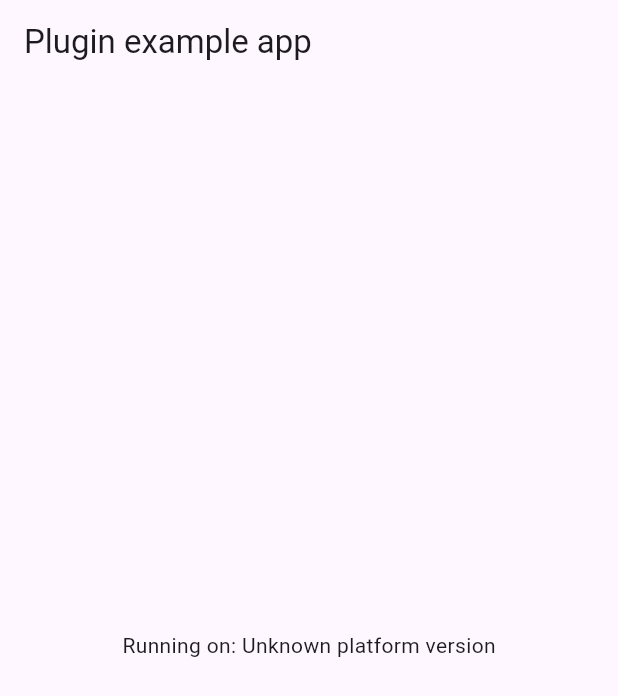
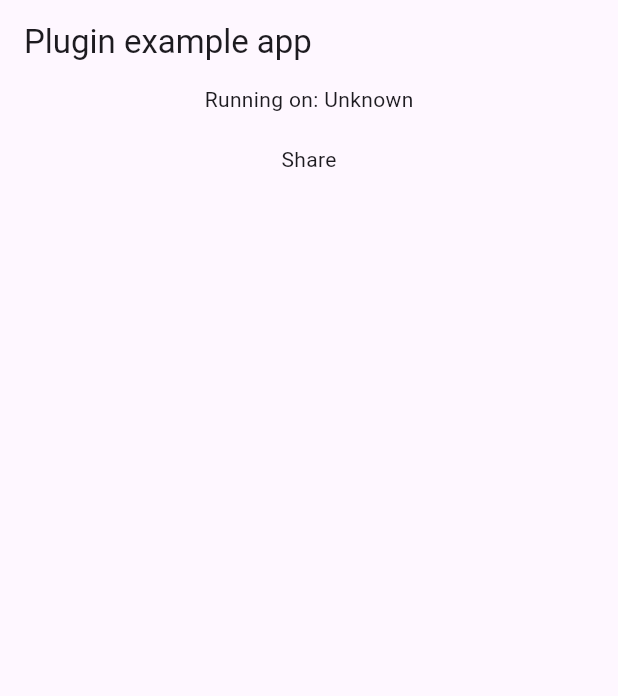
Before and after one commit to inftex/inf_flutter_share, a Flutter app: the screen it shows after launch, on a phone screen of 412 x 824 dp. Shown: the top 696 px of the screen. Run offline on Flutter 3.47's test engine with Material 3 defaults, Android fonts, the phone set to English and light mode, and no system bars; our stand-ins replace plugin_platform_interface, share_plus.

Commit message:
add share method

```diff
--- a/example/lib/main.dart
+++ b/example/lib/main.dart
@@ -22,7 +22,7 @@ class _MyAppState extends State<MyApp> {
   @override
   void initState() {
     super.initState();
-    initPlatformState();
+    // initPlatformState();
   }
 
   // Platform messages are asynchronous, so we initialize in an async method.
@@ -31,8 +31,8 @@ class _MyAppState extends State<MyApp> {
     // Platform messages may fail, so we use a try/catch PlatformException.
     // We also handle the message potentially returning null.
     try {
-      platformVersion =
-          await _infFlutterSharePlugin.getPlatformVersion() ?? 'Unknown platform version';
+      platformVersion = await _infFlutterSharePlugin.getPlatformVersion() ??
+          'Unknown platform version';
     } on PlatformException {
       platformVersion = 'Failed to get platform version.';
     }
@@ -55,7 +55,17 @@ class _MyAppState extends State<MyApp> {
           title: const Text('Plugin example app'),
         ),
         body: Center(
-          child: Text('Running on: $_platformVersion\n'),
+          child: Column(
+            children: [
+              Text('Running on: $_platformVersion\n'),
+              InkWell(
+                onTap: () {
+                  Share.I.share(content: 'hello https://google.com');
+                },
+                child: Text('Share'),
+              )
+            ],
+          ),
         ),
       ),
     );
--- a/lib/inf_flutter_share.dart
+++ b/lib/inf_flutter_share.dart
@@ -7,6 +7,10 @@
 
 import 'inf_flutter_share_platform_interface.dart';
 
+export 'share_manager_abstract.dart';
+export 'share_manager_impl.dart';
+export 'share_result.dart';
+
 class InfFlutterShare {
   Future<String?> getPlatformVersion() {
     return InfFlutterSharePlatform.instance.getPlatformVersion();
--- /dev/null
+++ b/lib/share_manager_abstract.dart
@@ -0,0 +1,12 @@
+import 'package:inf_flutter_share/inf_flutter_share.dart';
+
+abstract class Share {
+  static Share? _instance;
+
+  static Share get I {
+    _instance ??= ShareImpl();
+    return _instance!;
+  }
+
+  Future<ShareResult> share({required String content});
+}
--- /dev/null
+++ b/lib/share_manager_impl.dart
@@ -0,0 +1,20 @@
+import 'package:inf_flutter_share/inf_flutter_share.dart';
+import 'package:share_plus/share_plus.dart' as sp;
+
+class ShareImpl extends Share {
+  ShareImpl();
+
+  @override
+  Future<ShareResult> share({required String content}) async {
+    final result = await sp.Share.share(content);
+    return _convertToResult(result.status);
+  }
+
+  ShareResult _convertToResult(sp.ShareResultStatus status) {
+    ShareResult result = ShareResult.error;
+    if (status == sp.ShareResultStatus.success) {
+      result = ShareResult.success;
+    }
+    return result;
+  }
+}
--- /dev/null
+++ b/lib/share_result.dart
@@ -0,0 +1,4 @@
+enum ShareResult {
+  success,
+  error,
+}
--- a/pubspec.yaml
+++ b/pubspec.yaml
@@ -11,6 +11,7 @@ dependencies:
   flutter:
     sdk: flutter
   plugin_platform_interface: ^2.0.2
+  share_plus: 10.1.2
 
 dev_dependencies:
   flutter_test:
```
Also changed, not shown: 3 other files.
